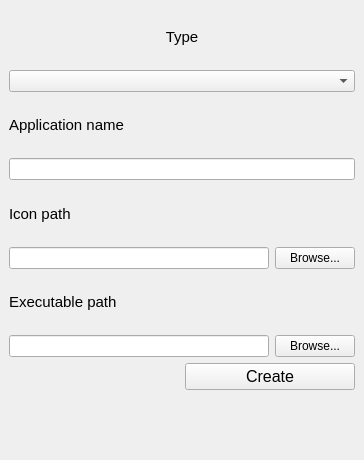
Before: the Qt Designer form ui/creator.ui in gauthampughazhendhi/linux-desktop-shortcut-creator, drawn with Qt 5.
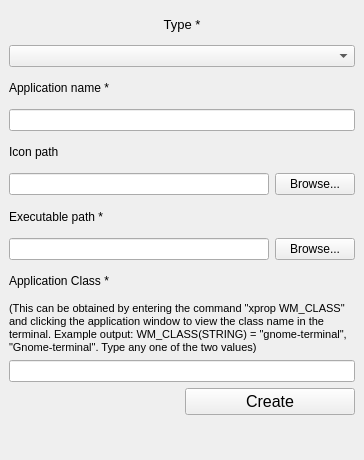
After: the same form once the commit is applied.

Commit message: Application support added

```diff
--- a/ui/creator.ui
+++ b/ui/creator.ui
@@ -21,27 +21,22 @@
   </property>
   <widget class="QWidget" name="centralwidget">
    <layout class="QGridLayout" name="gridLayout">
+    <item row="19" column="0" colspan="2">
+     <widget class="QLabel" name="label_6">
+      <property name="text">
+       <string>Application Class *</string>
+      </property>
+     </widget>
+    </item>
     <item row="8" column="0">
      <widget class="QLabel" name="label_2">
       <property name="font">
        <font>
-        <pointsize>11</pointsize>
+        <pointsize>9</pointsize>
        </font>
       </property>
       <property name="text">
-       <string>Application name</string>
-      </property>
-     </widget>
-    </item>
-    <item row="16" column="0">
-     <widget class="QLabel" name="label_3">
-      <property name="font">
-       <font>
-        <pointsize>11</pointsize>
-       </font>
-      </property>
-      <property name="text">
-       <string>Executable path</string>
+       <string>Application name *</string>
       </property>
      </widget>
     </item>
@@ -49,7 +44,7 @@
      <widget class="QLabel" name="label">
       <property name="font">
        <font>
-        <pointsize>11</pointsize>
+        <pointsize>9</pointsize>
        </font>
       </property>
       <property name="text">
@@ -57,19 +52,17 @@
       </property>
      </widget>
     </item>
-    <item row="18" column="0" colspan="2">
-     <layout class="QHBoxLayout" name="horizontalLayout_2">
-      <item>
-       <widget class="QLineEdit" name="exec_path"/>
-      </item>
-      <item>
-       <widget class="QPushButton" name="exec_button">
-        <property name="text">
-         <string>Browse...</string>
-        </property>
-       </widget>
-      </item>
-     </layout>
+    <item row="16" column="0">
+     <widget class="QLabel" name="label_3">
+      <property name="font">
+       <font>
+        <pointsize>9</pointsize>
+       </font>
+      </property>
+      <property name="text">
+       <string>Executable path *</string>
+      </property>
+     </widget>
     </item>
     <item row="13" column="0" colspan="2">
      <layout class="QHBoxLayout" name="horizontalLayout">
@@ -96,18 +89,18 @@
      <widget class="QLabel" name="label_5">
       <property name="font">
        <font>
-        <pointsize>11</pointsize>
+        <pointsize>10</pointsize>
        </font>
       </property>
       <property name="text">
-       <string>Type</string>
+       <string>Type *</string>
       </property>
       <property name="alignment">
        <set>Qt::AlignCenter</set>
       </property>
      </widget>
     </item>
-    <item row="19" column="1">
+    <item row="22" column="1">
      <widget class="QPushButton" name="create">
       <property name="font">
        <font>
@@ -119,7 +112,7 @@
       </property>
      </widget>
     </item>
-    <item row="20" column="0" colspan="2">
+    <item row="23" column="0" colspan="2">
      <layout class="QHBoxLayout" name="horizontalLayout_4">
       <item>
        <widget class="QLabel" name="label_4">
@@ -136,6 +129,42 @@
     <item row="7" column="0" colspan="2">
      <widget class="QComboBox" name="type"/>
     </item>
+    <item row="18" column="0" colspan="2">
+     <layout class="QHBoxLayout" name="horizontalLayout_2">
+      <item>
+       <widget class="QLineEdit" name="exec_path"/>
+      </item>
+      <item>
+       <widget class="QPushButton" name="exec_button">
+        <property name="text">
+         <string>Browse...</string>
+        </property>
+       </widget>
+      </item>
+     </layout>
+    </item>
+    <item row="21" column="0" colspan="2">
+     <layout class="QHBoxLayout" name="horizontalLayout_5">
+      <item>
+       <widget class="QLineEdit" name="app_class"/>
+      </item>
+     </layout>
+    </item>
+    <item row="20" column="0" colspan="2">
+     <widget class="QLabel" name="label_7">
+      <property name="font">
+       <font>
+        <pointsize>8</pointsize>
+       </font>
+      </property>
+      <property name="text">
+       <string>(This can be obtained by entering the command &quot;xprop WM_CLASS&quot; and clicking the application window to view the class name in the terminal. Example output: WM_CLASS(STRING) = &quot;gnome-terminal&quot;, &quot;Gnome-terminal&quot;. Type any one of the two values)</string>
+      </property>
+      <property name="wordWrap">
+       <bool>true</bool>
+      </property>
+     </widget>
+    </item>
    </layout>
   </widget>
  </widget>
```
The commit also changes 8 other files.
